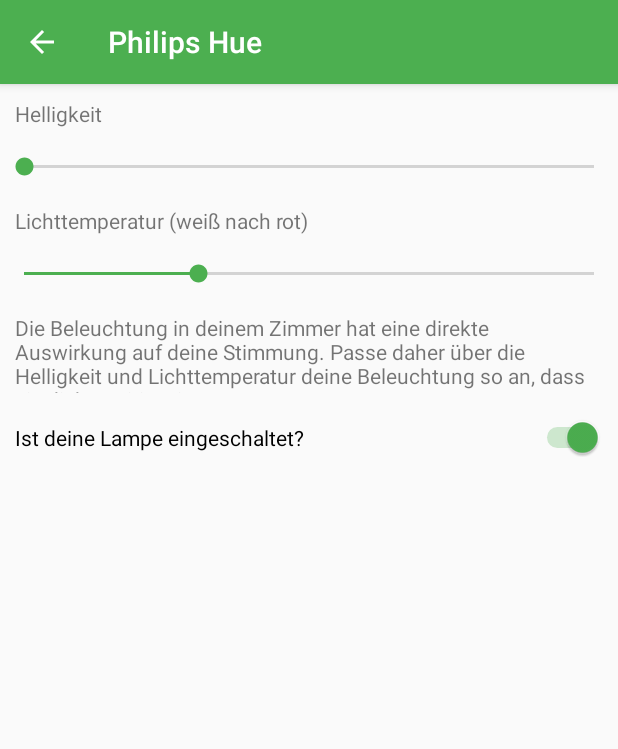
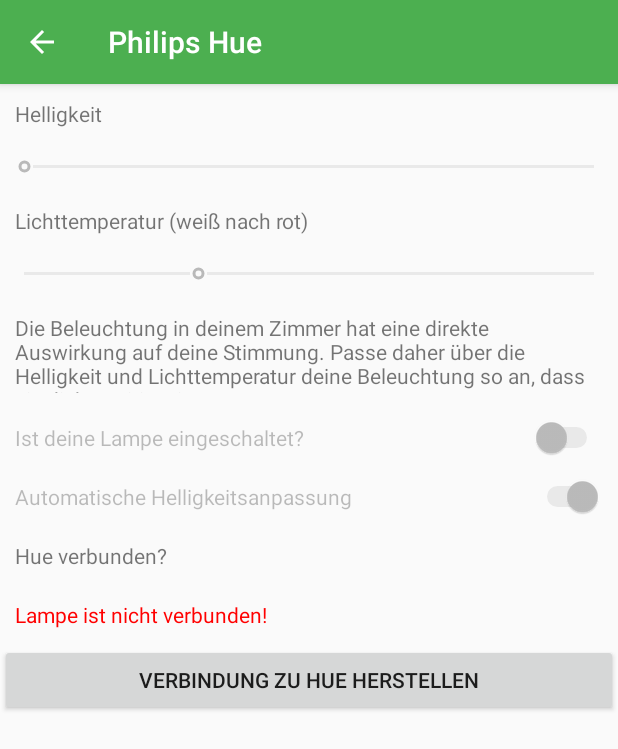
Before and after one commit to ottmann/maph, an Android app: the HueActivity screen opened directly, with no data from a screen before it, on a phone screen of 412 x 824 dp. Shown: the top 749 px of the screen. Run offline under Robolectric (Android 15) with nearby library versions, the phone set to English and light mode, and no system bars.

Commit message:
refactored hue acitivity. add connect to hue button and switch to enable/disable auto brightness

```diff
--- a/DepressionsApp/app/src/main/java/com/example/elisabeth/depressionsapp/MainActivity.java
+++ b/DepressionsApp/app/src/main/java/com/example/elisabeth/depressionsapp/MainActivity.java
@@ -286,6 +286,7 @@ public class MainActivity extends AppCompatActivity implements NavigationView.On
         private SensorEntry sensorEntry = new SensorEntry();
         @Override
         public void run() {
+            if(!lightManager.getAutoBrightness()) return;
             try {
                SensorEntry newSensoreEntry =  BluetoothConnectionManager.getSensorValues();
                if(newSensoreEntry.getLightValue() < sensorEntry.getLightValue()*0.8 ||
--- a/DepressionsApp/app/src/main/java/com/example/elisabeth/depressionsapp/devices/HueActivity.java
+++ b/DepressionsApp/app/src/main/java/com/example/elisabeth/depressionsapp/devices/HueActivity.java
@@ -1,32 +1,24 @@
 package com.example.elisabeth.depressionsapp.devices;
 
+import android.graphics.Color;
 import android.os.Bundle;
 import android.support.v7.app.AppCompatActivity;
-import android.util.Log;
 import android.view.View;
 import android.widget.Button;
 import android.widget.CompoundButton;
 import android.widget.SeekBar;
 import android.widget.Switch;
+import android.widget.TextView;
 import android.widget.Toast;
-import android.widget.ToggleButton;
 
 import com.example.elisabeth.depressionsapp.R;
 import com.example.elisabeth.depressionsapp.services.MoodLightManager;
-import com.philips.lighting.hue.sdk.PHAccessPoint;
-import com.philips.lighting.hue.sdk.PHHueSDK;
 
-import com.philips.lighting.hue.listener.PHLightListener;
 import com.philips.lighting.model.PHBridge;
-import com.philips.lighting.model.PHBridgeResource;
-import com.philips.lighting.model.PHBridgeResourcesCache;
-import com.philips.lighting.model.PHHueError;
 import com.philips.lighting.model.PHLight;
-import com.philips.lighting.model.PHLight.PHLightColorMode;
 import com.philips.lighting.model.PHLightState;
 
 import java.util.List;
-import java.util.Map;
 
 
 /**
@@ -37,22 +29,38 @@ public class HueActivity extends AppCompatActivity {
     private int lightIndex;
     private MoodLightManager lightManager;
 
+    private SeekBar brightnessBar;
+    private SeekBar temperatureBar;
+    private Switch onOffButton;
+    private Switch autoBrightnessButton;
+    private Button connectBridgeButton;
+    private TextView connected;
+
     @Override
     protected void onCreate(Bundle savedInstanceState) {
         super.onCreate(savedInstanceState);
         setContentView(R.layout.activity_hue);
 
         this.lightIndex = 1;
-         lightManager = MoodLightManager.getInstance();
+        this.lightManager = MoodLightManager.getInstance();
 
-        int brightness = lightManager.getBrightnes(0);
         //https://developers.meethue.com/documentation/core-concepts
         int temperature = 153;
-        boolean isOn = true;
+        boolean isOn = false;
+        int brightness = 0;
 
+        if(this.lightManager.isConnected()){
+            brightness = lightManager.getBrightness(0);
 
-        SeekBar brightnessBar = (SeekBar) findViewById(R.id.brightnessBar);
+            PHBridge bridge = lightManager.getBridge();
+            List<PHLight> allLights = bridge.getResourceCache().getAllLights();
+            PHLight light = allLights.get(lightIndex);
+            isOn = light.getLastKnownLightState().isOn();
+        }
+
+        brightnessBar = (SeekBar) findViewById(R.id.brightnessBar);
         brightnessBar.setProgress(brightness);
+        brightnessBar.setEnabled(this.lightManager.isConnected());
         brightnessBar.setOnSeekBarChangeListener(new SeekBar.OnSeekBarChangeListener() {
 
             @Override
@@ -71,9 +79,10 @@ public class HueActivity extends AppCompatActivity {
             }
         });
 
-        SeekBar temperatureBar = (SeekBar) findViewById(R.id.temperatureBar);
+        temperatureBar = (SeekBar) findViewById(R.id.temperatureBar);
         //ToDo: android:min="153"
         temperatureBar.setProgress(temperature);
+        temperatureBar.setEnabled(this.lightManager.isConnected());
         temperatureBar.setOnSeekBarChangeListener(new SeekBar.OnSeekBarChangeListener() {
 
             @Override
@@ -92,7 +101,8 @@ public class HueActivity extends AppCompatActivity {
             }
         });
 
-        Switch onOffButton = (Switch) findViewById(R.id.onOffSwitch);
+        onOffButton = (Switch) findViewById(R.id.onOffSwitch);
+        onOffButton.setEnabled(this.lightManager.isConnected());
         onOffButton.setChecked(isOn);
         onOffButton.setOnCheckedChangeListener(new CompoundButton.OnCheckedChangeListener() {
             @Override
@@ -104,6 +114,56 @@ public class HueActivity extends AppCompatActivity {
                 }
             }
         });
+
+        autoBrightnessButton = (Switch) findViewById(R.id.autoBrightnessSwitch);
+        autoBrightnessButton.setChecked(lightManager.getAutoBrightness());
+        autoBrightnessButton.setEnabled(this.lightManager.isConnected());
+        autoBrightnessButton.setOnCheckedChangeListener(new CompoundButton.OnCheckedChangeListener() {
+            @Override
+            public void onCheckedChanged(CompoundButton buttonView, boolean isChecked) {
+                MoodLightManager lightManager = MoodLightManager.getInstance();
+                lightManager.setAutoBrightness(isChecked);
+            }
+        });
+
+        connectBridgeButton = (Button)findViewById(R.id.connectBridgeButton);
+        connectBridgeButton.setOnClickListener(new View.OnClickListener() {
+            @Override
+            public void onClick(View v) {
+                boolean succeess = connectToBridge();
+                connectBridgeButton.setEnabled(!succeess);
+            }
+        });
+
+        connected = (TextView) findViewById(R.id.connection);
+        updateConnectionStateText();
+    }
+
+    public void updateConnectionStateText(){
+        if(this.lightManager.connect()) {
+            connected.setTextColor(Color.GREEN);
+            connected.setText("Lampe ist verbunden!");
+        }else{
+            connected.setTextColor(Color.RED);
+            connected.setText("Lampe ist nicht verbunden!");
+        }
+    }
+
+    public boolean connectToBridge(){
+        boolean isConnected = this.lightManager.connect();
+        updateConnectionStateText();
+        if(isConnected){
+            brightnessBar.setEnabled(isConnected);
+            brightnessBar.setProgress(this.lightManager.getBrightness(lightIndex));
+            temperatureBar.setEnabled(isConnected);
+            brightnessBar.setProgress(this.lightManager.getTemperature(lightIndex));
+            onOffButton.setEnabled(isConnected);
+            onOffButton.setChecked(this.lightManager.isOn());
+            autoBrightnessButton.setEnabled(isConnected);
+            Toast.makeText(this, "Es wurde eine Verbindung zur Bridge hergestellt.", Toast.LENGTH_LONG).show();
+        }else
+            Toast.makeText(this, "Es konnte keine Verbindung hergestellt werden.", Toast.LENGTH_LONG).show();
+        return isConnected;
     }
 
     public void setBrightness(int brightness) {
@@ -112,7 +172,7 @@ public class HueActivity extends AppCompatActivity {
     }
 
     public void setTemperature(int temperature){
-        lightManager.updateTemeprature(temperature, lightIndex);
+        lightManager.updateTemperature(temperature, lightIndex);
         lightStateUpdateNotification();
     }
 
--- a/DepressionsApp/app/src/main/res/layout/activity_hue.xml
+++ b/DepressionsApp/app/src/main/res/layout/activity_hue.xml
@@ -51,10 +51,45 @@
         tools:layout_editor_absoluteX="16dp"
         tools:layout_editor_absoluteY="191dp" />
 
+
+
     <Switch
         android:id="@+id/onOffSwitch"
         android:layout_width="match_parent"
         android:layout_height="wrap_content"
         android:padding="10dp"
         android:text="@string/hueActivity_lampSwichtedOn"/>
+
+    <Switch
+        android:id="@+id/autoBrightnessSwitch"
+        android:layout_width="match_parent"
+        android:layout_height="wrap_content"
+        android:padding="10dp"
+        android:text="@string/hueActivity_autoBrightness"/>
+
+    <TextView
+        android:id="@+id/textView16"
+        android:layout_width="match_parent"
+        android:layout_height="wrap_content"
+        android:padding="10dp"
+        android:text="@string/hueActivity_isConnected"
+        tools:layout_editor_absoluteX="16dp"
+        tools:layout_editor_absoluteY="191dp" />
+
+    <TextView
+        android:id="@+id/connection"
+        android:layout_width="match_parent"
+        android:layout_height="wrap_content"
+        android:padding="10dp"
+
+        tools:layout_editor_absoluteX="16dp"
+        tools:layout_editor_absoluteY="191dp" />
+
+    <Button
+        android:id="@+id/connectBridgeButton"
+        android:layout_width="match_parent"
+        android:layout_height="wrap_content"
+        android:text="@string/hueActivity_connecToBrdige"
+        />
+
 </LinearLayout>
--- a/DepressionsApp/app/src/main/res/values/strings.xml
+++ b/DepressionsApp/app/src/main/res/values/strings.xml
@@ -85,7 +85,9 @@
     <string name="hueActivity_lightTemperature">Lichttemperatur (weiß nach rot)</string>
     <string name="hueActivity_lampSwichtedOn">Ist deine Lampe eingeschaltet?</string>
     <string name="hueActivity_lightExplanation">Die Beleuchtung in deinem Zimmer hat eine direkte Auswirkung auf deine Stimmung. Passe daher über die Helligkeit und Lichttemperatur deine Beleuchtung so an, dass sie dich positiv stimmt.</string>
-
+    <string name="hueActivity_autoBrightness">Automatische Helligkeitsanpassung</string>
+    <string name="hueActivity_connecToBrdige">Verbindung zu Hue herstellen</string>
+    <string name="hueActivity_isConnected">Hue verbunden?</string>
     <!-- Arduino Activity strings -->
     <string name="sensorActivity_name">Arduino Sensorboard</string>
 
@@ -115,4 +117,5 @@
     <string name="visualisationsActivity_results">Ergebnisse</string>
     <string name="visualisationsActivity_data">Daten</string>
 
+
 </resources>
```
Also changed, not shown: DepressionsApp/app/src/main/java/com/example/elisabeth/depressionsapp/services/MoodLightManager.java (+29 -3 lines).
